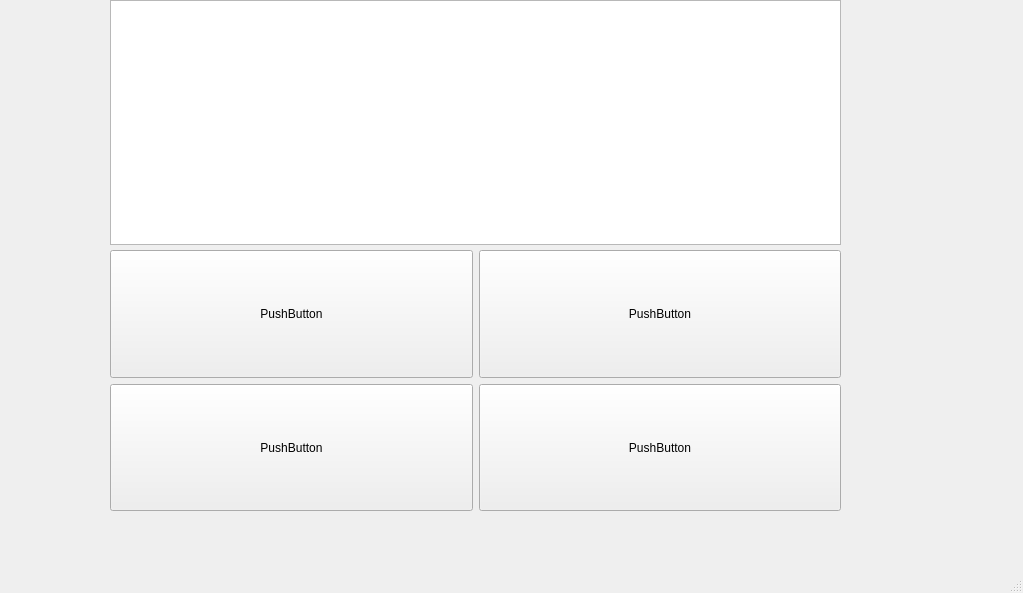
Qt form ui/testing.ui (saHyok/School_Project) before a commit.
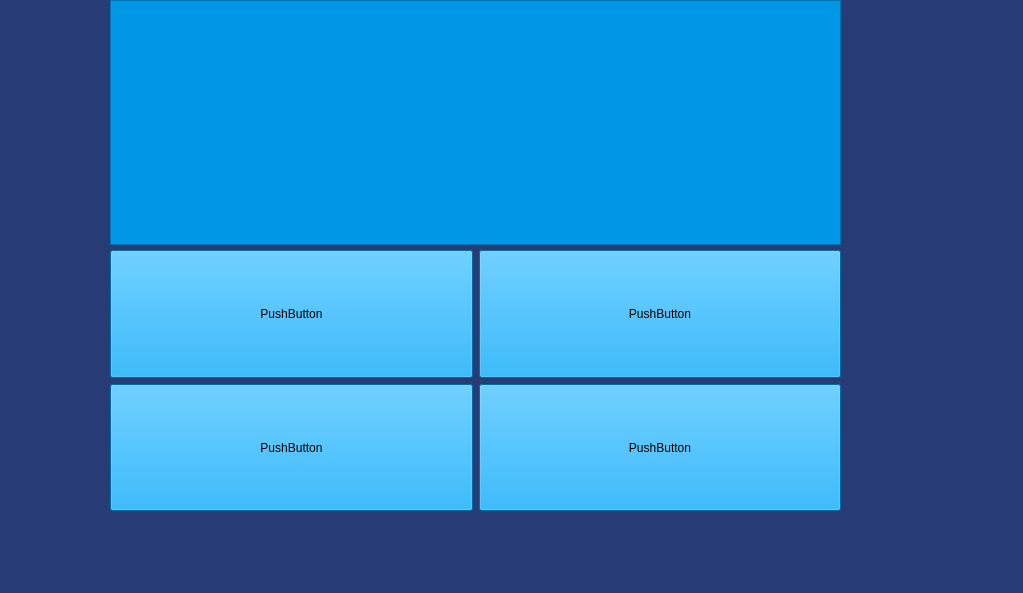
The same form after that commit.

Diff of the .ui file:
```diff
--- a/ui/testing.ui
+++ b/ui/testing.ui
@@ -13,6 +13,9 @@
   <property name="windowTitle">
    <string>MainWindow</string>
   </property>
+  <property name="styleSheet">
+   <string notr="true">background-color: rgb(39, 60, 117);</string>
+  </property>
   <widget class="QWidget" name="centralwidget">
    <widget class="QWidget" name="layoutWidget">
     <property name="geometry">
@@ -35,6 +38,9 @@
          <verstretch>0</verstretch>
         </sizepolicy>
        </property>
+       <property name="styleSheet">
+        <string notr="true">background-color: rgb(0, 151, 230);</string>
+       </property>
        <property name="text">
         <string>PushButton</string>
        </property>
@@ -48,6 +54,9 @@
          <verstretch>0</verstretch>
         </sizepolicy>
        </property>
+       <property name="styleSheet">
+        <string notr="true">background-color: rgb(0, 151, 230);</string>
+       </property>
        <property name="text">
         <string>PushButton</string>
        </property>
@@ -61,6 +70,9 @@
          <verstretch>0</verstretch>
         </sizepolicy>
        </property>
+       <property name="styleSheet">
+        <string notr="true">background-color: rgb(0, 151, 230);</string>
+       </property>
        <property name="text">
         <string>PushButton</string>
        </property>
@@ -74,6 +86,9 @@
          <verstretch>0</verstretch>
         </sizepolicy>
        </property>
+       <property name="styleSheet">
+        <string notr="true">background-color: rgb(0, 151, 230);</string>
+       </property>
        <property name="text">
         <string>PushButton</string>
        </property>
@@ -90,6 +105,9 @@
       <height>245</height>
      </rect>
     </property>
+    <property name="styleSheet">
+     <string notr="true">background-color: rgb(0, 151, 230);</string>
+    </property>
    </widget>
   </widget>
   <widget class="QMenuBar" name="menubar">
```
